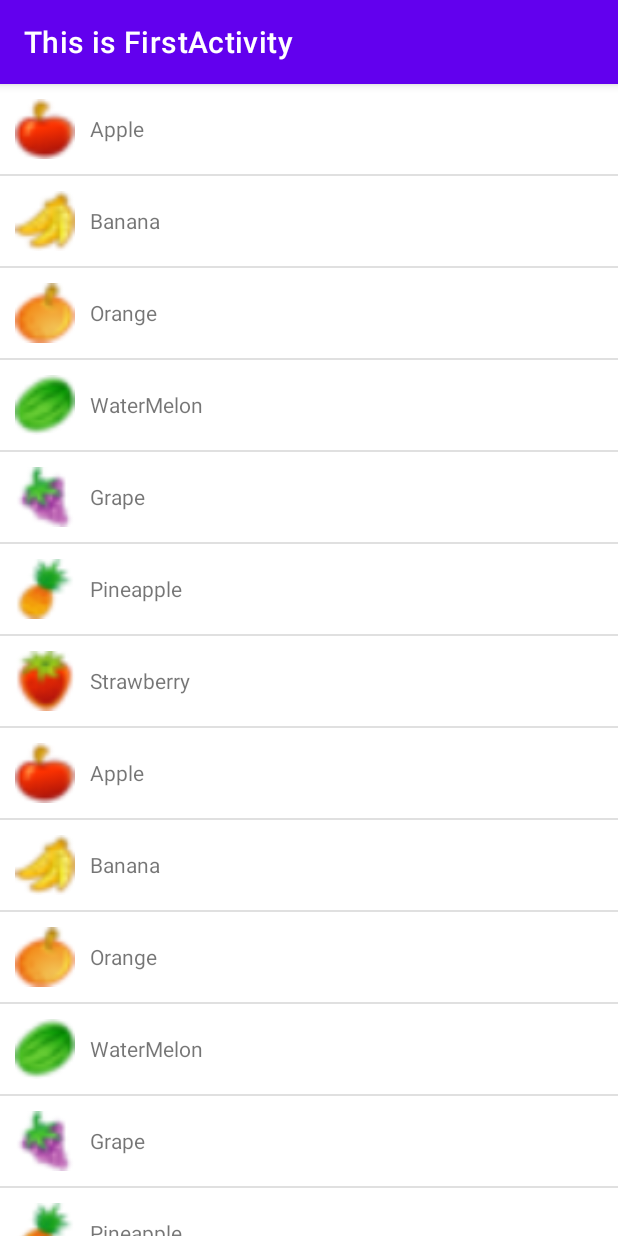
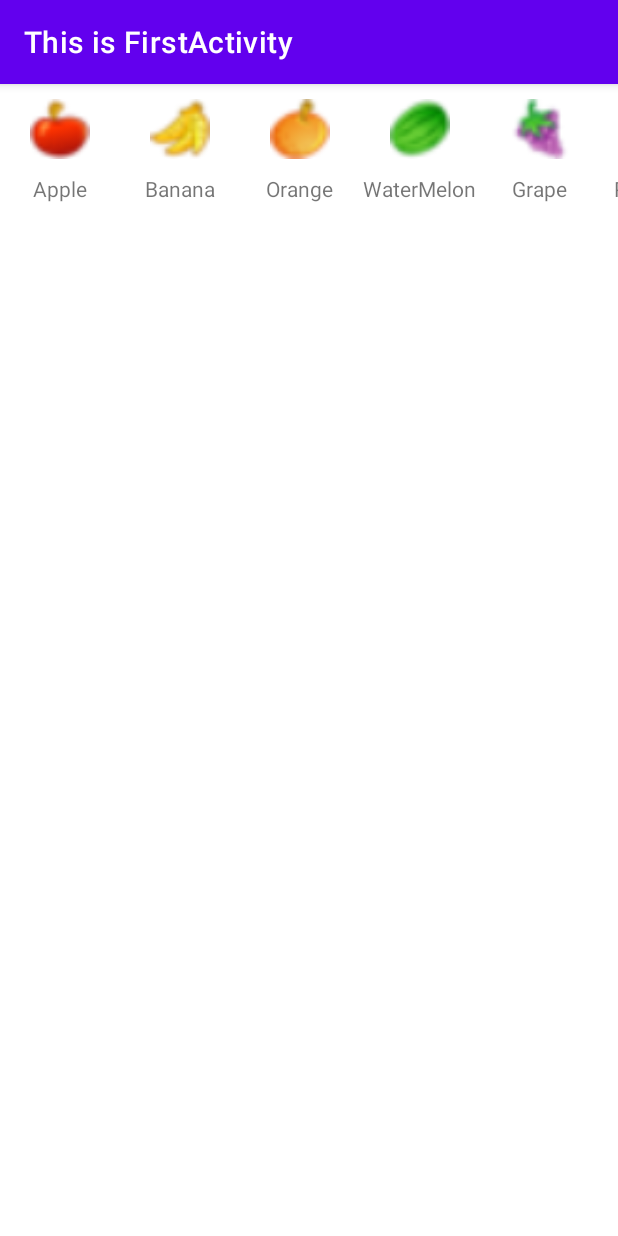
Before and after one commit to myt2000/ActivityTest, an Android app: the screen it shows after launch (MainActivity), on a phone screen of 412 x 824 dp. Run offline under Robolectric (Android 15) with nearby library versions, the phone set to English and light mode, and no system bars.

Commit message:
纵向排列改为横向排列

```diff
--- a/app/src/main/java/com/brooks/activitytest/FruitAdapter.kt
+++ b/app/src/main/java/com/brooks/activitytest/FruitAdapter.kt
@@ -1,34 +1,29 @@
 package com.brooks.activitytest
 
-import android.app.Activity
 import android.view.LayoutInflater
 import android.view.View
 import android.view.ViewGroup
-import android.widget.ArrayAdapter
 import android.widget.ImageView
 import android.widget.TextView
+import androidx.recyclerview.widget.RecyclerView
 import kotlinx.android.synthetic.main.fruit_item.view.*
 
-class FruitAdapter(activity: Activity, private val resourceId: Int, data: List<Fruit>) : ArrayAdapter<Fruit>(activity, resourceId, data){
-    inner class ViewHolder(val fruitImage: ImageView, val fruitName: TextView)
-    override fun getView(position: Int, convertView: View?, parent: ViewGroup): View {
-        val view : View
-        val viewHolder: ViewHolder
-        if(convertView == null){
-            view = LayoutInflater.from(context).inflate(resourceId, parent, false)
-            val fruitImage: ImageView = view.fruitImage
-            val fruitName: TextView = view.fruitName
-            viewHolder = ViewHolder(fruitImage, fruitName)
-            view.tag = viewHolder
-        }else{
-            view = convertView
-            viewHolder = view.tag as ViewHolder
-        }
-        val fruit = getItem(position) // 获取当前项的Fruit实例
-        if(fruit != null){
-            viewHolder.fruitImage.setImageResource(fruit.imageId)
-            viewHolder.fruitName.text = fruit.name
-        }
-        return view
+class FruitAdapter(val fruitList: List<Fruit>): RecyclerView.Adapter<FruitAdapter.ViewHolder>() {
+    inner class ViewHolder(view: View): RecyclerView.ViewHolder(view){
+        val fruitImage: ImageView = view.fruitImage
+        val fruitName: TextView = view.fruitName
     }
+
+    override fun onCreateViewHolder(parent: ViewGroup, viewType: Int): ViewHolder {
+        val view = LayoutInflater.from(parent.context).inflate(R.layout.fruit_item,parent, false)
+        return ViewHolder(view)
+    }
+
+    override fun onBindViewHolder(holder: ViewHolder, position: Int) {
+        val fruit = fruitList[position]
+        holder.fruitImage.setImageResource(fruit.imageId)
+        holder.fruitName.text = fruit.name
+    }
+
+    override fun getItemCount() = fruitList.size
 }
--- /dev/null
+++ b/app/src/main/java/com/brooks/activitytest/FruitAdapterListView.kt
@@ -0,0 +1,34 @@
+package com.brooks.activitytest
+
+import android.app.Activity
+import android.view.LayoutInflater
+import android.view.View
+import android.view.ViewGroup
+import android.widget.ArrayAdapter
+import android.widget.ImageView
+import android.widget.TextView
+import kotlinx.android.synthetic.main.fruit_item.view.*
+
+class FruitAdapterListView(activity: Activity, private val resourceId: Int, data: List<Fruit>) : ArrayAdapter<Fruit>(activity, resourceId, data){
+    inner class ViewHolder(val fruitImage: ImageView, val fruitName: TextView)
+    override fun getView(position: Int, convertView: View?, parent: ViewGroup): View {
+        val view : View
+        val viewHolder: ViewHolder
+        if(convertView == null){
+            view = LayoutInflater.from(context).inflate(resourceId, parent, false)
+            val fruitImage: ImageView = view.fruitImage
+            val fruitName: TextView = view.fruitName
+            viewHolder = ViewHolder(fruitImage, fruitName)
+            view.tag = viewHolder
+        }else{
+            view = convertView
+            viewHolder = view.tag as ViewHolder
+        }
+        val fruit = getItem(position) // 获取当前项的Fruit实例
+        if(fruit != null){
+            viewHolder.fruitImage.setImageResource(fruit.imageId)
+            viewHolder.fruitName.text = fruit.name
+        }
+        return view
+    }
+}
--- a/app/src/main/java/com/brooks/activitytest/MainActivity.kt
+++ b/app/src/main/java/com/brooks/activitytest/MainActivity.kt
@@ -2,7 +2,7 @@ package com.brooks.activitytest
 
 import androidx.appcompat.app.AppCompatActivity
 import android.os.Bundle
-import android.widget.Toast
+import androidx.recyclerview.widget.LinearLayoutManager
 import kotlinx.android.synthetic.main.activity_main.*
 
 class MainActivity : AppCompatActivity() {
@@ -13,12 +13,11 @@ class MainActivity : AppCompatActivity() {
         super.onCreate(savedInstanceState)
         setContentView(R.layout.activity_main)
         initFruits()    // 初始化数据实例
-        val adapter = FruitAdapter(this, R.layout.fruit_item, fruitList)
-        listView.adapter = adapter
-        listView.setOnItemClickListener{ parent, view, position,id ->
-            val fruit = fruitList[position]
-            Toast.makeText(this, fruit.name, Toast.LENGTH_SHORT).show()
-        }
+        val layoutManager = LinearLayoutManager(this)
+        layoutManager.orientation = LinearLayoutManager.HORIZONTAL
+        recyclerView.layoutManager = layoutManager
+        val adapter = FruitAdapter(fruitList)
+        recyclerView.adapter = adapter
     }
 
     private fun initFruits(){
--- a/app/src/main/res/layout/activity_main.xml
+++ b/app/src/main/res/layout/activity_main.xml
@@ -1,15 +1,14 @@
 <?xml version="1.0" encoding="utf-8"?>
 <LinearLayout xmlns:android="http://schemas.android.com/apk/res/android"
     android:layout_width="match_parent"
-    android:layout_height="match_parent"
-    android:orientation="vertical">
+    android:layout_height="match_parent">
 <!--    <com.brooks.activitytest.TitleLayout-->
 <!--        android:layout_width="match_parent"-->
 <!--        android:layout_height="wrap_content"-->
 <!--        />-->
 
-    <ListView
-        android:id="@+id/listView"
+    <androidx.recyclerview.widget.RecyclerView
+        android:id="@+id/recyclerView"
         android:layout_width="match_parent"
         android:layout_height="match_parent"/>
 
--- a/app/src/main/res/layout/fruit_item.xml
+++ b/app/src/main/res/layout/fruit_item.xml
@@ -1,21 +1,22 @@
 <?xml version="1.0" encoding="utf-8"?>
 <LinearLayout xmlns:android="http://schemas.android.com/apk/res/android"
-    android:layout_width="match_parent"
-    android:layout_height="60dp">
+    android:orientation="vertical"
+    android:layout_width="80dp"
+    android:layout_height="wrap_content">
 
     <ImageView
         android:id="@+id/fruitImage"
         android:layout_width="40dp"
         android:layout_height="40dp"
-        android:layout_gravity="center_vertical"
-        android:layout_marginLeft="10dp"
+        android:layout_gravity="center_horizontal"
+        android:layout_marginTop="10dp"
         />
 
     <TextView
         android:id="@+id/fruitName"
         android:layout_width="wrap_content"
         android:layout_height="wrap_content"
-        android:layout_gravity="center_vertical"
-        android:layout_marginLeft="10dp" />
+        android:layout_gravity="center_horizontal"
+        android:layout_marginTop="10dp" />
 
 </LinearLayout>
```
